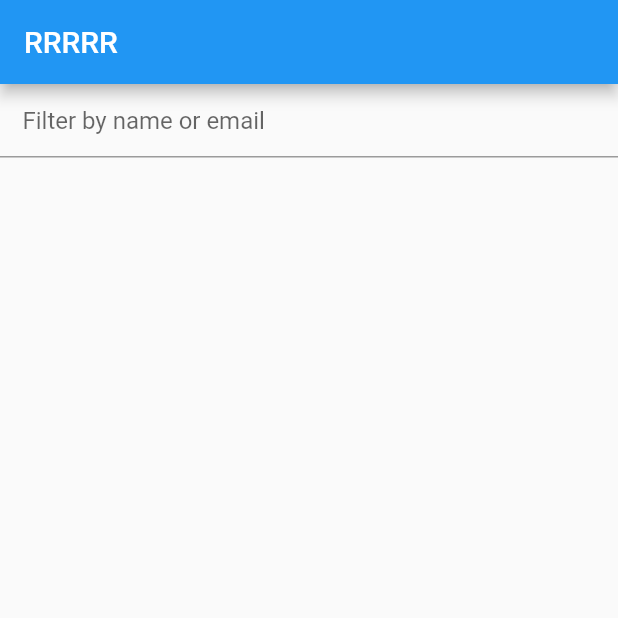
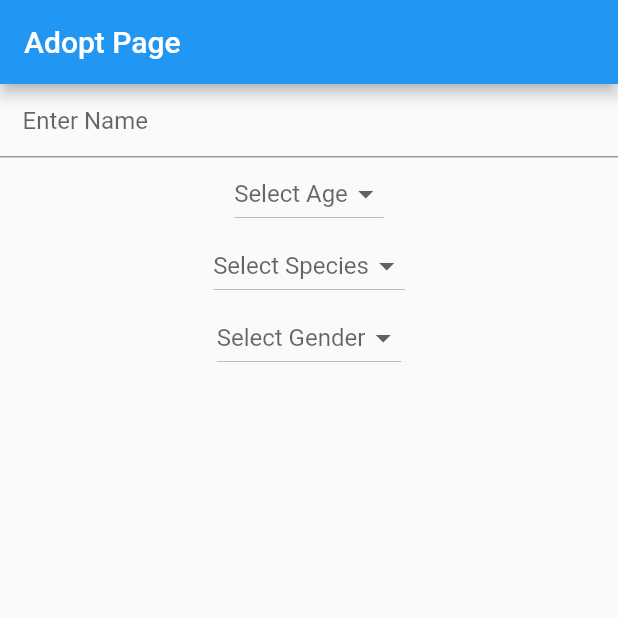
Before and after one commit to clairehjolly/DCHS_1, a Flutter app: the AnimalsListPage screen opened directly, on a phone screen of 412 x 824 dp, the top half of it. Run offline on Flutter 3.47's test engine with Material 2 defaults, Android fonts, the phone set to English and light mode, and no system bars; our stand-ins replace cloud_firestore, firebase_auth, table_calendar; accounts and stored records are empty; network calls fail; statements that could not run were skipped.

Commit message:
text and drop down button work seperately

```diff
--- a/lib/screens/home/adopt.dart
+++ b/lib/screens/home/adopt.dart
@@ -41,8 +41,15 @@ class _AnimalsListPageState extends State<AnimalsListPage> {
 
   List<NewAnimal> animal;
   List<NewAnimal>filterAnimal;
+  List<NewAnimal>temp_name;
+  List<NewAnimal>temp_age;
+
   FirestoreService fs = new FirestoreService();
   StreamSubscription<QuerySnapshot> animalView;
+  String _selectedAge=null;
+  String _selectedGender=null;
+  String _selectedSpecies=null;
+
 
   @override
   void initState(){
@@ -59,35 +66,146 @@ class _AnimalsListPageState extends State<AnimalsListPage> {
       setState(() {
         this.animal = animals;
         this.filterAnimal=animal;
+        this.temp_name=animal;
+        this.temp_age=animal;
       });
     });
   }
+  List<NewAnimal> checkfilter(List <NewAnimal>filterAnimal,List<NewAnimal> temp){
+    List<NewAnimal>res;
+    for(int i=0;i<filterAnimal.length;i++){
+     var item=filterAnimal.elementAt(i);
+     if(temp.contains(item)){
+       res.add(item);
+     }
+    }
+    //List<NewAnimal>temp=animal;
 
+
+
+    return res;
+  }
+  List<DropdownMenuItem<String>> _dropDownItem(){
+    var _age=['1','2','3','4','5','6','7','8','9','10','11','12'];
+    return _age.map(
+            (value)=>DropdownMenuItem(
+          value: value,
+          child: Text(value),
+        )
+    ).toList();
+  }
+  List<DropdownMenuItem<String>> _dropDownItem1(){
+    var _gender=['Male','Female'];
+    return _gender.map(
+            (value)=>DropdownMenuItem(
+          value: value,
+          child: Text(value),
+        )
+    ).toList();
+  }
+  List<DropdownMenuItem<String>> _dropDownItem2(){
+    var _Species=['Dog','Cat'];
+    return _Species.map(
+            (value)=>DropdownMenuItem(
+          value: value,
+          child: Text(value),
+        )
+    ).toList();
+  }
   @override
   Widget build(BuildContext context) {
     return Scaffold(
       appBar: AppBar(
-        title: Text("RRRRR"),
+        title: Text("Adopt Page"),
       ),
       body: Column(
         children: <Widget>[
           TextField(
+
             decoration: InputDecoration(
               contentPadding: EdgeInsets.all(15.0),
-              hintText: 'Filter by name or email',
+              hintText: 'Enter Name',
             ),
             onChanged: (string) {
 
               setState(() {
-                filterAnimal = animal
-                    .where((u) => (u.name
-                    .toLowerCase()
-                    .contains(string.toLowerCase())))
-                    .toList();
+                temp_name=filterAnimal;
+              //  if(string.isNotEmpty) {
+                  filterAnimal = animal
+                      .where((u) => (u.name
+                      .toLowerCase()
+                      .contains(string.toLowerCase())))
+                      .toList();
+                 // filterAnimal=checkfilter(filterAnimal,temp_name);
+             //   }
               });
 
             },
           ),
+      DropdownButton(
+          value: _selectedAge,
+          items: _dropDownItem(),
+          onChanged: (value){
+          _selectedAge=value;
+                setState(() {
+                  temp_age=filterAnimal;
+
+          filterAnimal = animal
+          .where((u) => (u.age.toLowerCase()
+          .contains(value.toLowerCase())))
+           .toList();
+  //  }
+       });
+      },
+       hint: Text('Select Age'),
+       ),
+          DropdownButton(
+            value: _selectedSpecies,
+            items: _dropDownItem2(),
+            onChanged: (value){
+              _selectedSpecies=value;
+              setState(() {
+                //  if(_selectedAge.isNotEmpty){
+                filterAnimal = animal
+                    .where((u) => (u.species.toLowerCase()
+                    .contains(value.toLowerCase())))
+                    .toList();
+                //  filterAnimal=checkfilter(filterAnimal,temp_age);
+                //  }
+              });
+            },
+            hint: Text('Select Species'),
+          ),
+          DropdownButton(
+            value: _selectedGender,
+            items: _dropDownItem1(),
+            onChanged: (value){
+              _selectedGender=value;
+              setState(() {
+                filterAnimal = animal
+                    .where((u) => (u.sex.toLowerCase()
+                    .contains(value.toLowerCase())))
+                    .toList();
+              });
+            },
+            hint: Text('Select Gender'),
+          ),
+//            decoration: InputDecoration(
+//              contentPadding: EdgeInsets.all(15.0),
+//              hintText: 'ENTER AGE',
+//            ),
+//            onChanged: (string) {
+//
+//              setState(() {
+//                filterAnimal = animal
+//                    .where((u) => (u.age
+//                    .toLowerCase()
+//                    .contains(string.toLowerCase())))
+//                    .toList();
+//              });
+//
+//            },
+
           Expanded(
             child: ListView.builder(
               padding: EdgeInsets.all(10.0),
```
